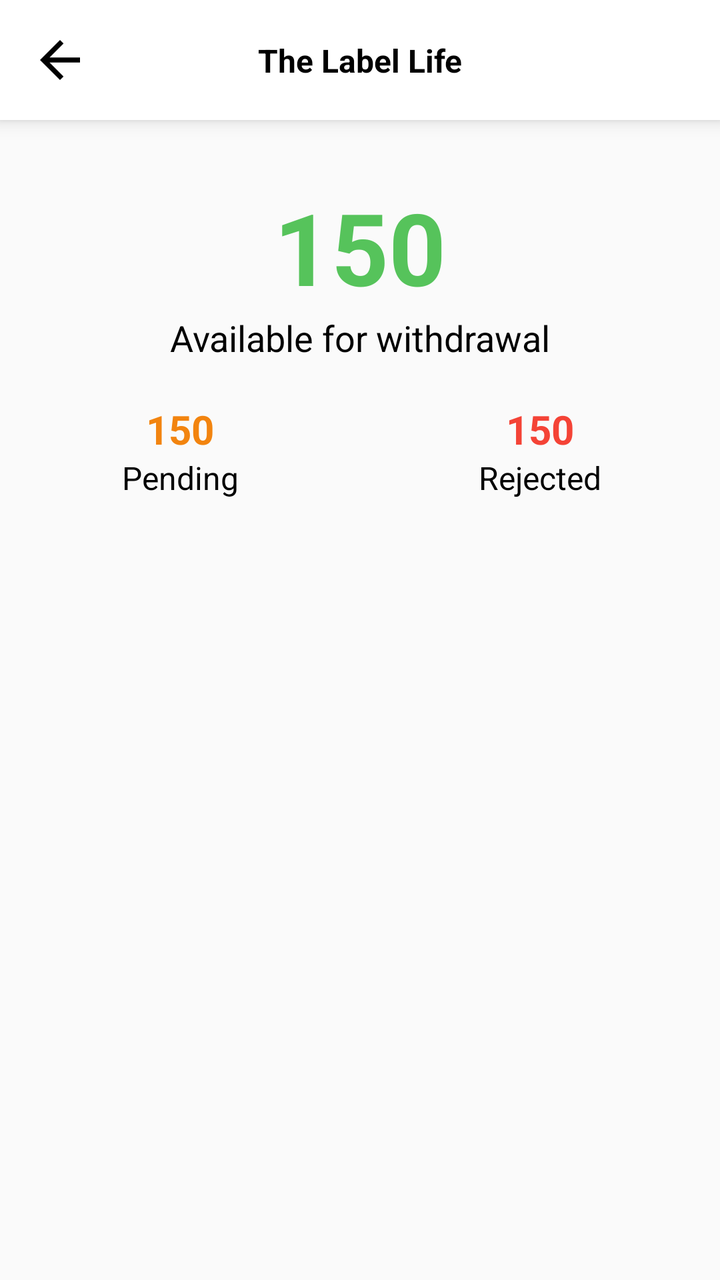
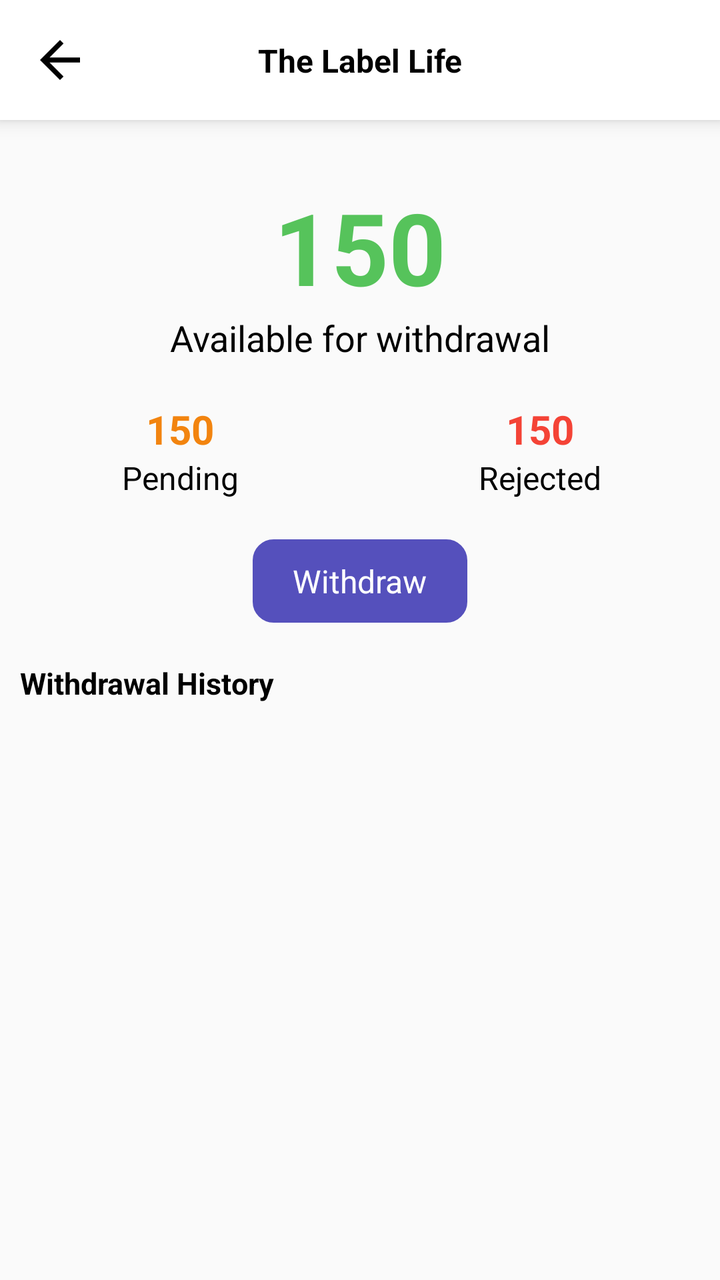

Compare the two renders of this Android layout. The source of the first and the diff that turns it into the second are given below.
<!-- AndroidManifest.xml: application theme Theme.PerkHub -->
<!-- res/layout/fragment_wallet.xml -->
<?xml version="1.0" encoding="utf-8"?>
<LinearLayout xmlns:android="http://schemas.android.com/apk/res/android"
    xmlns:tools="http://schemas.android.com/tools"
    android:layout_width="match_parent"
    android:layout_height="match_parent"
    android:orientation="vertical"
    tools:context=".Screens.Home.WalletFragment">

    <include
        android:id="@+id/toolbar"
        layout="@layout/toolbar_layout"/>


    <androidx.core.widget.NestedScrollView
        android:layout_width="match_parent"
        android:layout_height="match_parent">
        <LinearLayout
            android:layout_width="match_parent"
            android:layout_height="match_parent"
            android:orientation="vertical">


            <TextView
                android:id="@+id/available"
                android:layout_width="match_parent"
                android:layout_height="wrap_content"
                android:text="150"
                android:layout_marginTop="@dimen/dp30"
                android:textAlignment="center"
                android:textSize="@dimen/sp50"
                android:textStyle="bold"
                android:textColor="@color/green"/>

            <TextView
                android:layout_width="match_parent"
                android:layout_height="wrap_content"
                android:text="Available for withdrawal"
                android:textAlignment="center"
                android:textSize="@dimen/sp18"
                android:textColor="@color/black"/>

            <LinearLayout
                android:layout_width="match_parent"
                android:layout_height="wrap_content"
                android:layout_marginTop="@dimen/dp20"
                android:orientation="horizontal">
                <LinearLayout
                    android:layout_width="match_parent"
                    android:layout_height="wrap_content"
                    android:layout_weight="1"
                    android:orientation="vertical">
                    <TextView
                        android:id="@+id/pending"
                        android:layout_width="match_parent"
                        android:layout_height="wrap_content"
                        android:text="150"
                        android:textAlignment="center"
                        android:textSize="@dimen/sp20"
                        android:textStyle="bold"
                        android:textColor="@color/orange"/>

                    <TextView
                        android:layout_width="match_parent"
                        android:layout_height="wrap_content"
                        android:text="Pending"
                        android:textAlignment="center"
                        android:textSize="@dimen/sp16"
                        android:textColor="@color/black"/>

                </LinearLayout>
                <LinearLayout
                    android:layout_width="match_parent"
                    android:layout_height="wrap_content"
                    android:layout_weight="1"
                    android:orientation="vertical">
                    <TextView
                        android:id="@+id/rejected"
                        android:layout_width="match_parent"
                        android:layout_height="wrap_content"
                        android:text="150"
                        android:textAlignment="center"
                        android:textSize="@dimen/sp20"
                        android:textStyle="bold"
                        android:textColor="@color/red"/>

                    <TextView
                        android:layout_width="match_parent"
                        android:layout_height="wrap_content"
                        android:text="Rejected"
                        android:textAlignment="center"
                        android:textSize="@dimen/sp16"
                        android:textColor="@color/black"/>

                </LinearLayout>
            </LinearLayout>

        </LinearLayout>
    </androidx.core.widget.NestedScrollView>


</LinearLayout>
<!-- res/layout/toolbar_layout.xml (included above) -->
<?xml version="1.0" encoding="utf-8"?>
<androidx.constraintlayout.widget.ConstraintLayout xmlns:android="http://schemas.android.com/apk/res/android"
    xmlns:app="http://schemas.android.com/apk/res-auto"
    android:layout_width="match_parent"
    android:layout_height="60dp"
    android:background="@color/white"
    android:elevation="@dimen/dp5">

    <ImageView
        android:id="@+id/backbtn"
        android:layout_width="@dimen/dp30"
        android:layout_height="@dimen/dp30"
        android:layout_marginStart="@dimen/dp15"
        android:src="@drawable/back_btn"
        app:tint="@color/black"
        app:layout_constraintBottom_toBottomOf="parent"
        app:layout_constraintStart_toStartOf="parent"
        app:layout_constraintTop_toTopOf="parent" />


    <TextView
        android:id="@+id/name"
        android:layout_width="match_parent"
        android:layout_height="wrap_content"
        android:text="The Label Life"
        android:textAlignment="center"
        android:textColor="@color/black"
        android:textSize="@dimen/sp16"
        android:textStyle="bold"
        app:layout_constraintBottom_toBottomOf="parent"
        app:layout_constraintEnd_toEndOf="parent"
        app:layout_constraintStart_toStartOf="parent"
        app:layout_constraintTop_toTopOf="parent" />


</androidx.constraintlayout.widget.ConstraintLayout>
<!-- resources referenced by this layout -->
<resources>
  <color name="black">#FF000000</color>
  <color name="green">#56C35B</color>
  <color name="orange">#F2840F</color>
  <color name="red">#F44336</color>
  <color name="white">#FFFFFFFF</color>
  <dimen name="dp15">15dp</dimen>
  <dimen name="dp20">20dp</dimen>
  <dimen name="dp30">30dp</dimen>
  <dimen name="dp5">5dp</dimen>
  <dimen name="sp16">16sp</dimen>
  <dimen name="sp18">18sp</dimen>
  <dimen name="sp20">20sp</dimen>
  <dimen name="sp50">50sp</dimen>
  <!-- drawable back_btn (drawable) -->
  <vector xmlns:android="http://schemas.android.com/apk/res/android" android:autoMirrored="true" android:height="24dp" android:tint="#000000" android:viewportHeight="24" android:viewportWidth="24" android:width="24dp">
        
      <path android:fillColor="@android:color/white" android:pathData="M20,11H7.83l5.59,-5.59L12,4l-8,8 8,8 1.41,-1.41L7.83,13H20v-2z"/>
      
  </vector>
  <style name="Theme.PerkHub" parent="Base.Theme.PerkHub" />
  <style name="Base.Theme.PerkHub" parent="Theme.AppCompat.DayNight.NoActionBar">
          
          
          <item name="android:statusBarColor">@android:color/white</item> 
          <item name="android:windowLightStatusBar">true</item> 
      </style>
</resources>

<!-- the commit's change to res/layout/fragment_wallet.xml (unified diff, before → after) -->
@@ -44,6 +44,7 @@
                 android:layout_height="wrap_content"
                 android:layout_marginTop="@dimen/dp20"
                 android:orientation="horizontal">
+
                 <LinearLayout
                     android:layout_width="match_parent"
                     android:layout_height="wrap_content"
@@ -92,6 +93,52 @@
                         android:textColor="@color/black"/>
 
                 </LinearLayout>
+
+
+            </LinearLayout>
+
+            <LinearLayout
+                android:layout_width="wrap_content"
+                android:layout_height="wrap_content"
+                android:paddingTop="@dimen/dp10"
+                android:paddingBottom="@dimen/dp10"
+                android:paddingStart="@dimen/dp20"
+                android:paddingEnd="@dimen/dp20"
+                android:background="@drawable/border_5dp"
+                android:backgroundTint="@color/main_color"
+                android:gravity="center"
+                android:layout_gravity="center"
+                android:layout_marginTop="@dimen/dp20"
+                android:layout_marginBottom="@dimen/dp10"
+                android:orientation="vertical">
+                <TextView
+                    android:layout_width="match_parent"
+                    android:layout_height="wrap_content"
+                    android:text="Withdraw"
+                    android:textSize="@dimen/sp16"
+                    android:textColor="@color/btn_text"/>
+            </LinearLayout>
+
+            <LinearLayout
+                android:layout_width="match_parent"
+                android:layout_height="wrap_content"
+                android:padding="@dimen/dp10"
+                android:orientation="vertical">
+                <TextView
+                    android:layout_width="match_parent"
+                    android:layout_height="match_parent"
+                    android:layout_weight="1"
+                    android:text="@string/withdrawal_history"
+                    android:textAlignment="textStart"
+                    android:textColor="@color/black"
+                    android:textSize="@dimen/sp15"
+                    android:textStyle="bold" />
+
+                <androidx.recyclerview.widget.RecyclerView
+                    android:id="@+id/withdrawalhistory"
+                    android:layout_width="match_parent"
+                    android:layout_height="wrap_content"
+                    android:layout_marginTop="@dimen/dp10"/>
             </LinearLayout>
 
         </LinearLayout>
<!-- resource entries referenced after the edit -->
@@ -1,14 +1,18 @@
 <!-- resources referenced by this layout -->
 <resources>
   <color name="black">#FF000000</color>
+  <color name="btn_text">#fff</color>
   <color name="green">#56C35B</color>
+  <color name="main_color">#5550BC</color>
   <color name="orange">#F2840F</color>
   <color name="red">#F44336</color>
   <color name="white">#FFFFFFFF</color>
+  <dimen name="dp10">10dp</dimen>
   <dimen name="dp15">15dp</dimen>
   <dimen name="dp20">20dp</dimen>
   <dimen name="dp30">30dp</dimen>
   <dimen name="dp5">5dp</dimen>
+  <dimen name="sp15">15sp</dimen>
   <dimen name="sp16">16sp</dimen>
   <dimen name="sp18">18sp</dimen>
   <dimen name="sp20">20sp</dimen>
@@ -19,7 +23,15 @@
       <path android:fillColor="@android:color/white" android:pathData="M20,11H7.83l5.59,-5.59L12,4l-8,8 8,8 1.41,-1.41L7.83,13H20v-2z"/>
       
   </vector>
+  <!-- drawable border_5dp (drawable) -->
+  <?xml version="1.0" encoding="utf-8"?>
+  <shape xmlns:android="http://schemas.android.com/apk/res/android">
+      <corners android:radius="@dimen/dp10" />
+      <stroke android:width="1dp" android:color="@color/grey"/>
+  </shape>
+  <string name="withdrawal_history">Withdrawal History</string>
   <style name="Theme.PerkHub" parent="Base.Theme.PerkHub" />
+  <color name="grey">#595959</color>
   <style name="Base.Theme.PerkHub" parent="Theme.AppCompat.DayNight.NoActionBar">
           
           
